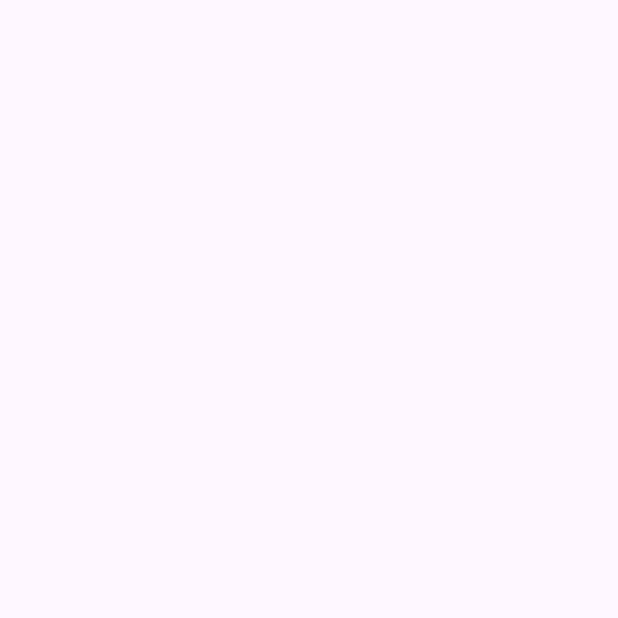
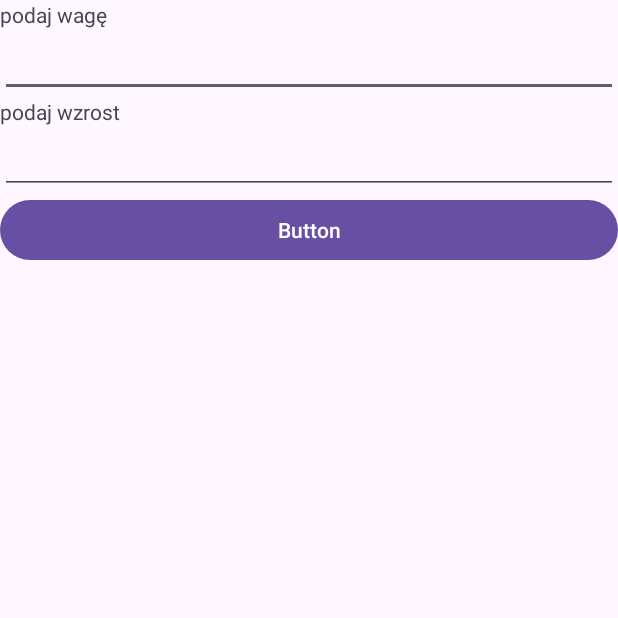
Before and after one commit to PawelFidler/zadanie04_07, an Android app: the screen it shows after launch (MainActivity), on a phone screen of 412 x 824 dp, the top half of it. Before the commit the part shown is empty. Run offline under Robolectric (Android 15) with nearby library versions, the phone set to English and light mode, and no system bars.

Commit message:
dodano wygląd formularza

```diff
--- a/app/src/main/res/layout/activity_main.xml
+++ b/app/src/main/res/layout/activity_main.xml
@@ -1,8 +1,43 @@
 <?xml version="1.0" encoding="utf-8"?>
-<androidx.constraintlayout.widget.ConstraintLayout xmlns:android="http://schemas.android.com/apk/res/android"
+<LinearLayout xmlns:android="http://schemas.android.com/apk/res/android"
     xmlns:app="http://schemas.android.com/apk/res-auto"
     xmlns:tools="http://schemas.android.com/tools"
     android:id="@+id/main"
     android:layout_width="match_parent"
     android:layout_height="match_parent"
-    tools:context=".MainActivity"/>
+    android:orientation="vertical"
+    tools:context=".MainActivity">
+
+    <TextView
+        android:id="@+id/textView"
+        android:layout_width="match_parent"
+        android:layout_height="wrap_content"
+        android:text="podaj wagę" />
+
+    <EditText
+        android:id="@+id/editTextNumberDecimal"
+        android:layout_width="match_parent"
+        android:layout_height="wrap_content"
+        android:ems="10"
+        android:inputType="numberDecimal" />
+
+    <TextView
+        android:id="@+id/textView2"
+        android:layout_width="match_parent"
+        android:layout_height="wrap_content"
+        android:text="podaj wzrost" />
+
+    <EditText
+        android:id="@+id/editTextNumberDecimal2"
+        android:layout_width="match_parent"
+        android:layout_height="wrap_content"
+        android:ems="10"
+        android:inputType="numberDecimal" />
+
+    <Button
+        android:id="@+id/button"
+        android:layout_width="match_parent"
+        android:layout_height="wrap_content"
+        android:text="Button" />
+
+</LinearLayout>
```
